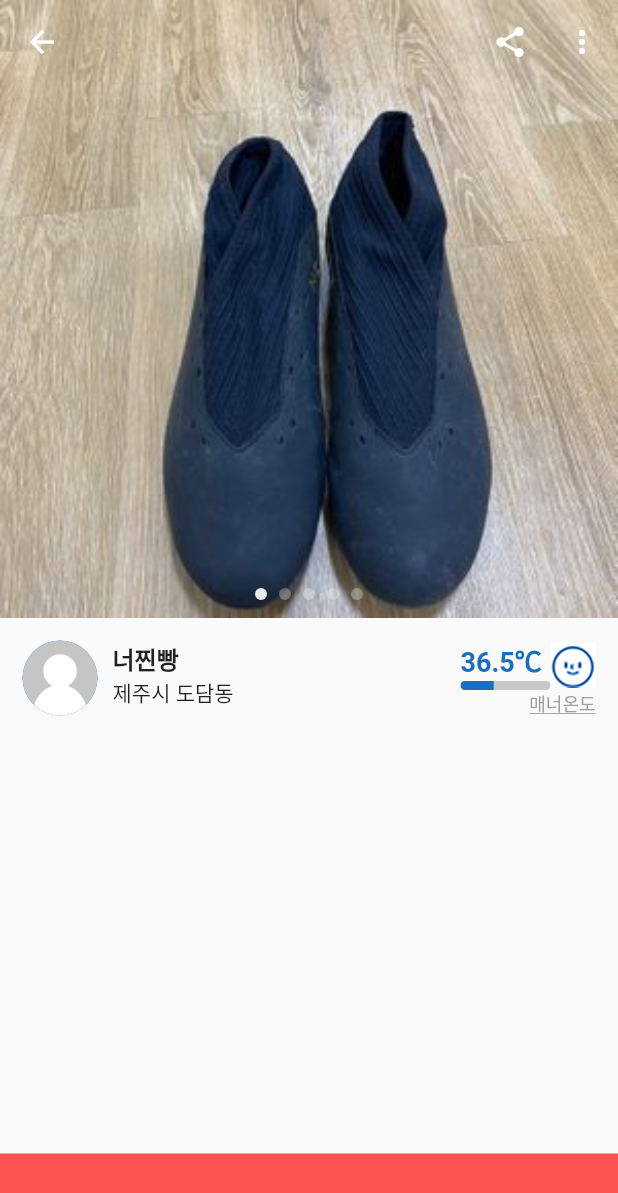
After one commit to kwandev/carrot_clone, a Flutter app: the screen it shows after launch, after a tap on "네메시스 축구화275", on a phone screen of 412 x 824 dp. The commit adds this screen. Shown: the top 1193 px of the screen. Run offline on Flutter 3.47's test engine with Material 2 defaults, Android fonts, the light colour scheme and no system bars; drawn by our look-alikes of carousel_slider; our stand-ins replace flutter_svg.

Commit message:
- feature: 당근마켓 클론#10

```diff
--- /dev/null
+++ b/lib/components/manner_temperature_widget.dart
@@ -0,0 +1,96 @@
+import 'package:flutter/material.dart';
+
+class MannerTemperatureWidget extends StatelessWidget {
+  final double mannerTemperature;
+  late int level;
+  final List<Color> temperColors = const [
+    Color(0xff072038),
+    Color(0xff0d3a65),
+    Color(0xff186ec0),
+    Color(0xff37b24d),
+    Color(0xffffad13),
+    Color(0xfff76707)
+  ];
+
+  MannerTemperatureWidget({Key? key, required this.mannerTemperature})
+      : super(key: key) {
+    _calcTemp();
+  }
+
+  void _calcTemp() {
+    if (mannerTemperature <= 20) {
+      level = 0;
+    } else if (mannerTemperature <= 32) {
+      level = 1;
+    } else if (mannerTemperature <= 36.5) {
+      level = 2;
+    } else if (mannerTemperature <= 40) {
+      level = 3;
+    } else if (mannerTemperature <= 50) {
+      level = 4;
+    } else {
+      level = 5;
+    }
+  }
+
+  Widget _makeTempLabelBar() {
+    return Column(
+      crossAxisAlignment: CrossAxisAlignment.start,
+      children: [
+        Text(
+          "$mannerTemperature℃",
+          style: TextStyle(
+            color: temperColors[level],
+            fontSize: 18,
+            fontWeight: FontWeight.bold,
+          ),
+        ),
+        ClipRRect(
+          borderRadius: BorderRadius.circular(5),
+          child: Container(
+            width: 60,
+            height: 6,
+            color: Colors.black.withOpacity(0.2),
+            child: Row(
+              children: [
+                Container(
+                  width: 60 / 99 * mannerTemperature,
+                  height: 6,
+                  color: temperColors[level],
+                ),
+              ],
+            ),
+          ),
+        )
+      ],
+    );
+  }
+
+  @override
+  Widget build(BuildContext context) {
+    return Column(
+      crossAxisAlignment: CrossAxisAlignment.end,
+      children: [
+        Row(
+          mainAxisAlignment: MainAxisAlignment.end,
+          children: [
+            _makeTempLabelBar(),
+            Container(
+              width: 30,
+              height: 30,
+              child: Image.asset("assets/images/level-$level.jpg"),
+            )
+          ],
+        ),
+        const Text(
+          "매너온도",
+          style: TextStyle(
+            fontSize: 12,
+            color: Colors.grey,
+            decoration: TextDecoration.underline,
+          ),
+        ),
+      ],
+    );
+  }
+}
--- /dev/null
+++ b/lib/page/detail.dart
@@ -0,0 +1,170 @@
+import 'package:carousel_slider/carousel_slider.dart';
+import 'package:carrot_clone/components/manner_temperature_widget.dart';
+import 'package:flutter/material.dart';
+
+class DetaulCotentsView extends StatefulWidget {
+  final Map<String, String> data;
+
+  const DetaulCotentsView({Key? key, required this.data}) : super(key: key);
+
+  @override
+  _DetaulCotentsViewState createState() => _DetaulCotentsViewState();
+}
+
+class _DetaulCotentsViewState extends State<DetaulCotentsView> {
+  late Size size;
+
+  late List<String> imgList;
+
+  int _current = 0;
+  final CarouselController _controller = CarouselController();
+
+  @override
+  void didChangeDependencies() {
+    super.didChangeDependencies();
+
+    size = MediaQuery.of(context).size;
+
+    imgList = [
+      widget.data["image"]!,
+      widget.data["image"]!,
+      widget.data["image"]!,
+      widget.data["image"]!,
+      widget.data["image"]!
+    ];
+  }
+
+  AppBar _appBar() {
+    return AppBar(
+      backgroundColor: Colors.transparent,
+      elevation: 0,
+      leading: IconButton(
+          onPressed: () {
+            Navigator.pop(context);
+          },
+          icon: Icon(Icons.arrow_back, color: Colors.white)),
+      actions: [
+        IconButton(
+            onPressed: () {},
+            icon: const Icon(Icons.share, color: Colors.white)),
+        IconButton(
+            onPressed: () {},
+            icon: const Icon(Icons.more_vert, color: Colors.white)),
+      ],
+    );
+  }
+
+  Widget _makeSliderImages() {
+    return Container(
+      child: Stack(
+        children: [
+          Hero(
+            tag: widget.data["cid"]!,
+            child: CarouselSlider(
+              carouselController: _controller,
+              items: imgList.map((url) {
+                return Image.asset(
+                  url,
+                  width: size.width,
+                  fit: BoxFit.fill,
+                );
+              }).toList(),
+              options: CarouselOptions(
+                  height: size.width,
+                  initialPage: 0,
+                  enableInfiniteScroll: false,
+                  viewportFraction: 1,
+                  onPageChanged: (index, reason) {
+                    setState(() {
+                      _current = index;
+                    });
+                  }),
+            ),
+          ),
+          Positioned(
+            left: 0,
+            right: 0,
+            bottom: 0,
+            child: Row(
+              mainAxisAlignment: MainAxisAlignment.center,
+              children: imgList.asMap().entries.map((entry) {
+                return GestureDetector(
+                  onTap: () => _controller.animateToPage(entry.key),
+                  child: Container(
+                    width: 8.0,
+                    height: 8.0,
+                    margin:
+                        EdgeInsets.symmetric(vertical: 12.0, horizontal: 4.0),
+                    decoration: BoxDecoration(
+                        shape: BoxShape.circle,
+                        color: (Theme.of(context).brightness == Brightness.dark
+                                ? Colors.white
+                                : Colors.white)
+                            .withOpacity(_current == entry.key ? 0.9 : 0.3)),
+                  ),
+                );
+              }).toList(),
+            ),
+          ),
+        ],
+      ),
+    );
+  }
+
+  Widget _sellerInfo() {
+    return Padding(
+      padding: const EdgeInsets.all(15.0),
+      child: Row(
+        crossAxisAlignment: CrossAxisAlignment.start,
+        children: [
+          CircleAvatar(
+            backgroundImage: Image.asset("assets/images/user.png").image,
+            radius: 25,
+          ),
+          const SizedBox(width: 10),
+          Column(
+            crossAxisAlignment: CrossAxisAlignment.start,
+            children: const [
+              Text(
+                "너찐빵",
+                style: TextStyle(
+                  fontWeight: FontWeight.bold,
+                  fontSize: 16,
+                ),
+              ),
+              Text("제주시 도담동"),
+            ],
+          ),
+          Expanded(child: MannerTemperatureWidget(mannerTemperature: 36.5)),
+        ],
+      ),
+    );
+  }
+
+  Widget _bodyWidget() {
+    return Column(
+      children: [
+        _makeSliderImages(),
+        _sellerInfo(),
+      ],
+    );
+  }
+
+  Widget _bottomNavigationBar() {
+    return Container(
+      width: size.width,
+      height: 55,
+      color: Colors.redAccent,
+    );
+  }
+
+  @override
+  Widget build(BuildContext context) {
+    return Scaffold(
+      extendBodyBehindAppBar: true,
+      appBar: _appBar(),
+      body: _bodyWidget(),
+      bottomNavigationBar: _bottomNavigationBar(),
+    );
+  }
+}
--- a/lib/page/home.dart
+++ b/lib/page/home.dart
@@ -1,3 +1,4 @@
+import 'package:carrot_clone/page/detail.dart';
 import 'package:carrot_clone/repository/contents_repository.dart';
 import 'package:flutter/material.dart';
 import 'package:flutter_svg/svg.dart';
@@ -104,13 +105,26 @@ class _HomeState extends State<Home> {
     return ListView.separated(
         padding: const EdgeInsets.symmetric(horizontal: 10),
         itemBuilder: (BuildContext _context, int index) {
-          return Container(
+          return GestureDetector(
+            onTap: () {
+              Navigator.push(context,
+                  MaterialPageRoute(builder: (BuildContext context) {
+                return DetaulCotentsView(
+                  data: data[index],
+                );
+              }));
+            },
+            child: Container(
+              color: Colors.transparent,
               padding: const EdgeInsets.symmetric(vertical: 10),
               child: Row(
                 children: [
                   ClipRRect(
+                    child: Hero(
+                      tag: datas[index]["cid"],
                       child: Image.asset(datas[index]["image"]!,
                           width: 100, height: 100),
+                    ),
                     borderRadius: const BorderRadius.all(Radius.circular(10)),
                   ),
                   Expanded(
@@ -153,6 +167,7 @@ class _HomeState extends State<Home> {
                   )
                 ],
               ),
+            ),
           );
         },
         separatorBuilder: (BuildContext context, int index) {
--- a/pubspec.yaml
+++ b/pubspec.yaml
@@ -35,6 +35,7 @@ dependencies:
   cupertino_icons: ^1.0.2
   flutter_svg: ^0.22.0
   intl: ^0.17.0
+  carousel_slider: ^4.0.0
 
 dev_dependencies:
   flutter_test:
```
Also changed, not shown: pubspec.lock. Lines whose indentation alone changed are shown as unchanged.
